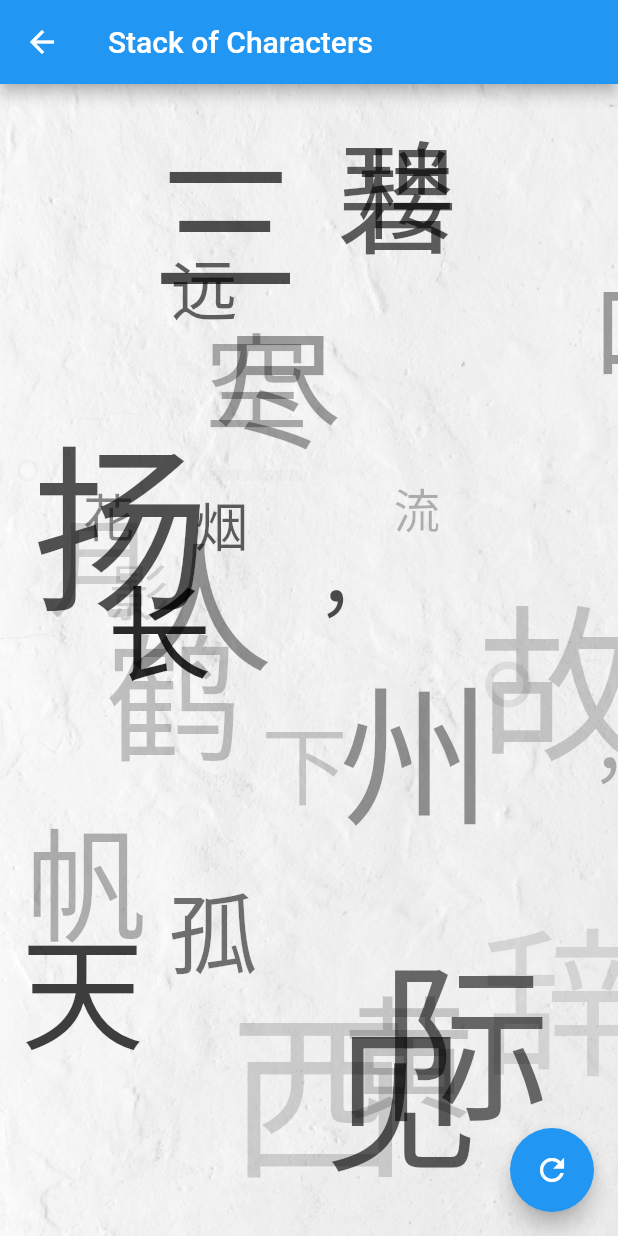
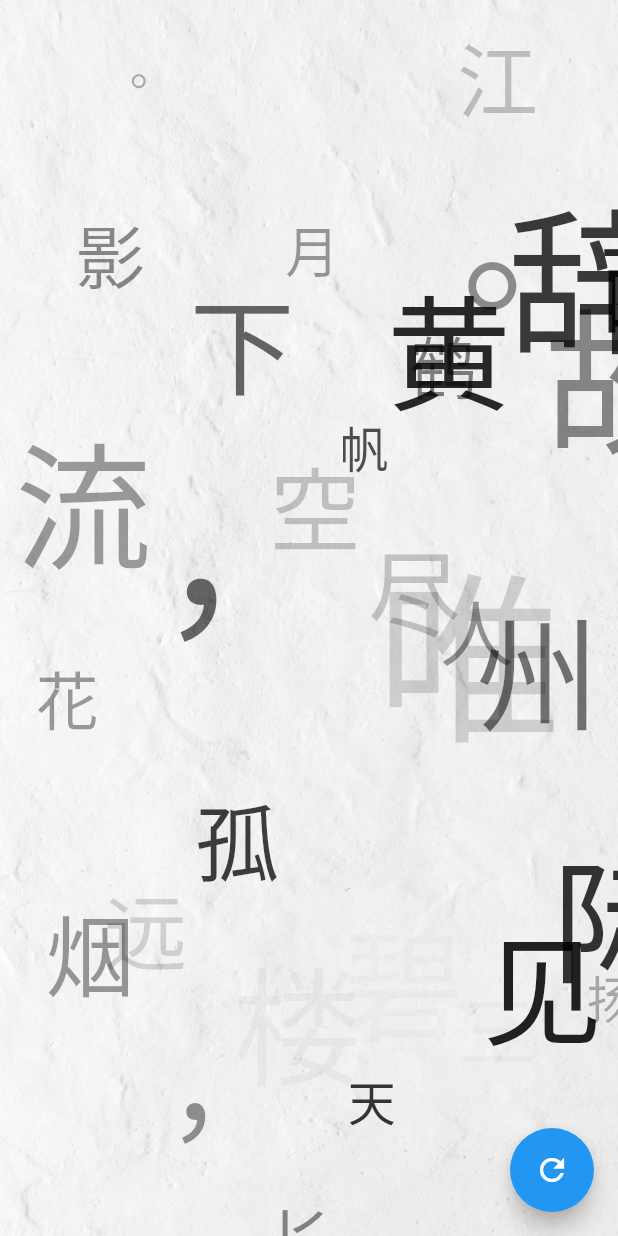
Before and after one commit to InMatrix/ui_as_code_study, a Flutter app: the StackCharacters screen opened directly, on a phone screen of 412 x 824 dp. Run offline on Flutter 3.47's test engine with Material 2 defaults, Android fonts, the phone set to English and light mode, and no system bars.

```diff
--- a/lib/stack_characters.dart
+++ b/lib/stack_characters.dart
@@ -10,6 +10,8 @@ class StackCharacters extends StatefulWidget {
 }
 
 class _StackCharactersState extends State<StackCharacters> {
+  final random = Random();
+
   void refreshStack() {
     setState(() {});
   }
@@ -17,9 +19,6 @@ class _StackCharactersState extends State<StackCharacters> {
   @override
   Widget build(BuildContext context) {
     return Scaffold(
-      appBar: AppBar(
-        title: Text("Stack of Characters"),
-      ),
       body: Stack(
         children: generateStackContent(),
       ),
@@ -32,11 +31,8 @@ class _StackCharactersState extends State<StackCharacters> {
     final characters = '''故人西辞黄鹤楼，烟花三月下扬州。
     孤帆远影碧空尽，唯见长江天际流。'''
         .split('');
-    final random = Random();
-    final topMax = 600.0;
-    final leftMax = 400.0;
+
     final backgroundImage = random.nextBool();
-
     List<Widget> stackContent = [
       Container(
         color: Colors.amber.shade50,
@@ -50,8 +46,6 @@ class _StackCharactersState extends State<StackCharacters> {
       ),
     ];
     for (var char in characters) {
-      var top = random.nextDouble() * topMax;
-      var left = random.nextDouble() * leftMax;
       stackContent.add(Positioned(
         child: Opacity(
           opacity: random.nextDouble() * 1.0,
@@ -60,8 +54,36 @@ class _StackCharactersState extends State<StackCharacters> {
             style: TextStyle(fontSize: (0.3 + random.nextDouble()) * 96),
           ),
         ),
-          top: top,
-          left: left));
+        top: random.nextDouble() * MediaQuery.of(context).size.height,
+        left: random.nextDouble() * MediaQuery.of(context).size.width,
+      ));
+    }
+
+    // Add two Flutter Logs when there is no background image.
+    if (!backgroundImage) {
+      stackContent.add(
+        Positioned(
+          child: Opacity(
+              opacity: 0.5,
+              child: FlutterLogo(
+                size: 100,
+              )),
+          top: MediaQuery.of(context).size.height / 2 - 50,
+          left: MediaQuery.of(context).size.width / 2 - 50,
+        ),
+      );
+      stackContent.add(
+        Positioned(
+          child: Opacity(
+              opacity: 0.5,
+              child: FlutterLogo(
+                style: FlutterLogoStyle.horizontal,
+                size: 80,
+              )),
+          bottom: 10,
+          left: 10,
+        ),
+      );
     }
     return stackContent;
   }
@@ -80,8 +102,6 @@ class _StackCharactersState extends State<StackCharacters> {
     孤帆远影碧空尽，唯见长江天际流。'''
         .split('');
     final random = Random();
-    final topMax = 600.0;
-    final leftMax = 400.0;
 
     return Scaffold(
       appBar: AppBar(
@@ -99,10 +119,34 @@ class _StackCharactersState extends State<StackCharacters> {
                   style: TextStyle(fontSize: (0.3 + random.nextDouble()) * 96),
                 ),
               ),
-              top: random.nextDouble() * topMax,
-              left: random.nextDouble() * leftMax),
+              top: random.nextDouble() * MediaQuery.of(context).size.height,
+              left: random.nextDouble() * MediaQuery.of(context).size.width,
             ),
           // I kind of miss an 'end-for' here.
+
+          // Add two Flutter Logs when there is no background image
+          if (!backgroundImage) ...[
+            Positioned(
+              child: Opacity(
+                  opacity: 0.5,
+                  child: FlutterLogo(
+                    size: 100,
+                  )),
+              top: MediaQuery.of(context).size.height / 2 - 50,
+              left: MediaQuery.of(context).size.width / 2 - 50,
+            ),
+            Positioned(
+              child: Opacity(
+                  opacity: 0.5,
+                  child: FlutterLogo(
+                    style: FlutterLogoStyle.horizontal,
+                    size: 80,
+                  )),
+              bottom: 10,
+              left: 10,
+            ),
+          ]
+          // end if
         ]
       ),
       floatingActionButton: FloatingActionButton(
@@ -115,19 +159,12 @@ class _StackCharactersState extends State<StackCharacters> {
 
 /* Using a while loop
 
-class _StackCharactersState extends State<StackCharacters> {
-  void refreshStack() {
-    setState(() {});
-  }
 
   @override
   Widget build(BuildContext context) {
     final characters = '''故人西辞黄鹤楼，烟花三月下扬州。
     孤帆远影碧空尽，唯见长江天际流。'''
         .split('');
-    final random = Random();
-    final topMax = 600.0;
-    final leftMax = 400.0;
     var index = 0;
 
     return Scaffold(
@@ -156,7 +193,7 @@ class _StackCharactersState extends State<StackCharacters> {
           child: Icon(Icons.refresh), onPressed: refreshStack),
     );
   }
-}
+
 
  */
 
```
Lines whose indentation alone changed are shown as unchanged.
